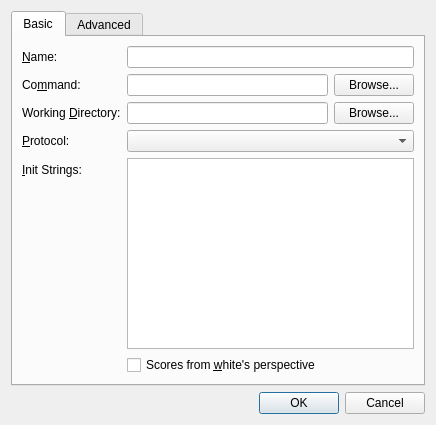
The window that projects/gui/ui/engineconfigdlg.ui (cutechess/cutechess) describes before a commit, drawn with Qt 5.
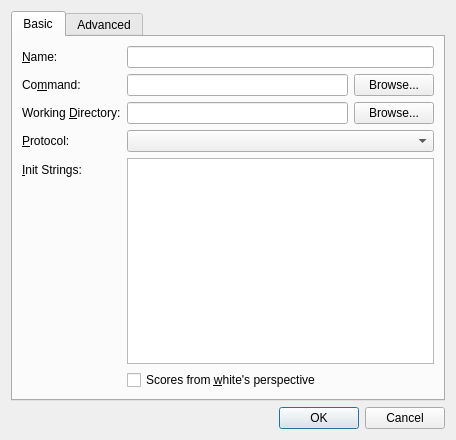
The same window after the commit.

Commit message:
Simplify UI layouts' internals
Get rid of extra junk without changing the actual layout.

Patch:
```diff
--- a/projects/gui/ui/engineconfigdlg.ui
+++ b/projects/gui/ui/engineconfigdlg.ui
@@ -6,13 +6,11 @@
    <rect>
     <x>0</x>
     <y>0</y>
-    <width>436</width>
-    <height>425</height>
+    <width>456</width>
+    <height>440</height>
    </rect>
   </property>
-  <layout class="QGridLayout" name="gridLayout_3">
-   <item row="0" column="0">
-    <layout class="QVBoxLayout" name="verticalLayout">
+  <layout class="QVBoxLayout" name="verticalLayout_3">
      <item>
       <widget class="QTabWidget" name="tabWidget">
        <property name="currentIndex">
@@ -189,8 +187,6 @@
         <set>QDialogButtonBox::Cancel|QDialogButtonBox::Ok</set>
        </property>
       </widget>
-     </item>
-    </layout>
    </item>
   </layout>
  </widget>
```
Lines whose indentation alone changed are shown as unchanged. The commit also changes 5 other files.
